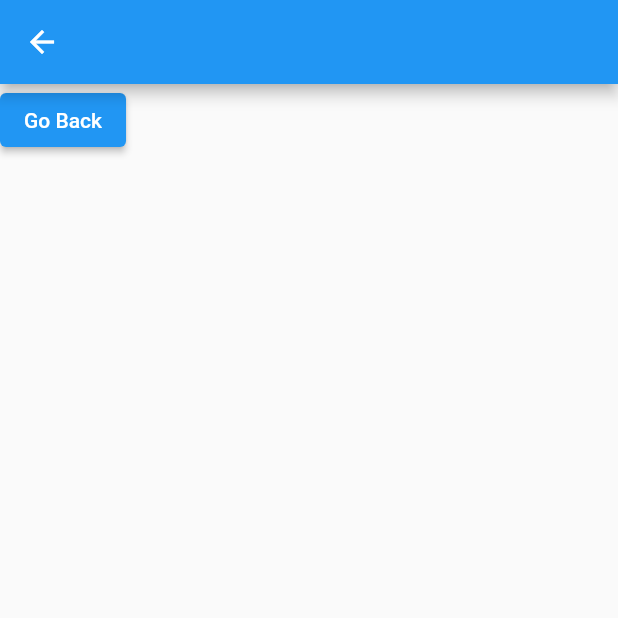
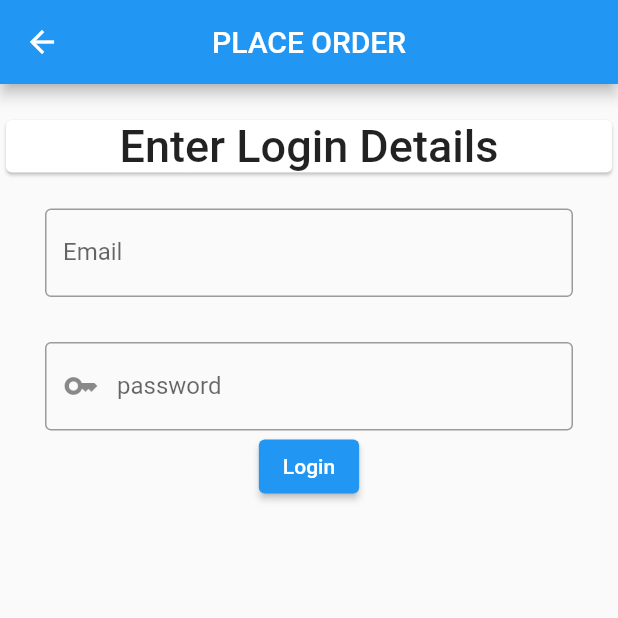
Before and after one commit to Ngozi-Loveth/ilundry, a Flutter app: the PlaceOrderState screen opened directly, on a phone screen of 412 x 824 dp, the top half of it. Run offline on Flutter 3.47's test engine with Material 2 defaults, Android fonts, the phone set to English and light mode, and no system bars.

Commit message:
first message

```diff
--- a/lib/homescreen.dart
+++ b/lib/homescreen.dart
@@ -1,5 +1,6 @@
 import 'package:flutter/material.dart';
 import 'package:ilundry/place_order.dart';
+
 
 class HomeScreen extends StatelessWidget {
   const HomeScreen({super.key});
--- a/lib/place_order.dart
+++ b/lib/place_order.dart
@@ -1,4 +1,5 @@
 import 'package:flutter/material.dart';
+import 'package:ilundry/myorder.dart';
 
 class PlaceOrderState extends StatefulWidget {
    const PlaceOrderState({Key?key}): super(key:key);
@@ -15,15 +16,62 @@ class _PlaceOrderStateState extends State<PlaceOrderState> {
     String title;
     return SafeArea(
       child: Scaffold(
-        appBar: AppBar(),
-        body: Column(children: [
-          ElevatedButton(
-        onPressed:(){
-          Navigator.pop(context);
-        },
-        child: const Text("Go Back"),
-        )
-        ],
+        appBar: AppBar( title: const Text("PLACE ORDER"),
+        centerTitle: true,
+        ),
+        body: Column(
+
+          children: [
+          const SizedBox(height: 20,),
+          const Card(
+
+            child: Center(
+              child: Text("Enter Login Details", textAlign: TextAlign.center, style: TextStyle(
+                fontSize: 30, fontWeight: FontWeight.w500,
+              ),),
+            ),
+          ),
+
+         //text field
+          const SizedBox(height: 20,),
+         const Padding(
+          padding: EdgeInsets.only(left: 30, right: 30),
+          child: TextField(
+          decoration: InputDecoration(
+          labelText: "Email" ,
+          hintText: 'Enter a search term',
+          border:OutlineInputBorder(),
+
+          ),
+          ),
+          ),
+
+          const SizedBox(height: 30,),
+
+          Padding(
+          padding:const EdgeInsets.only(left: 30, right: 30),
+          child: TextFormField(
+            obscureText: true,
+            decoration: const InputDecoration(
+              border: OutlineInputBorder(),
+              labelText: "password",
+
+              prefixIcon: Icon(Icons.key),
+
+
+
+
+          ),
+          ),
+
+
+
+        ),
+      ElevatedButton(child:const Text("Login") , onPressed:(){
+      Navigator.push(context, MaterialPageRoute(builder: (context) => const MyOrderState()));
+    },)
+          ]
+
         ),
 
       ),
```
Also changed, not shown: lib/myorder.dart (added, +99 -0 lines).
